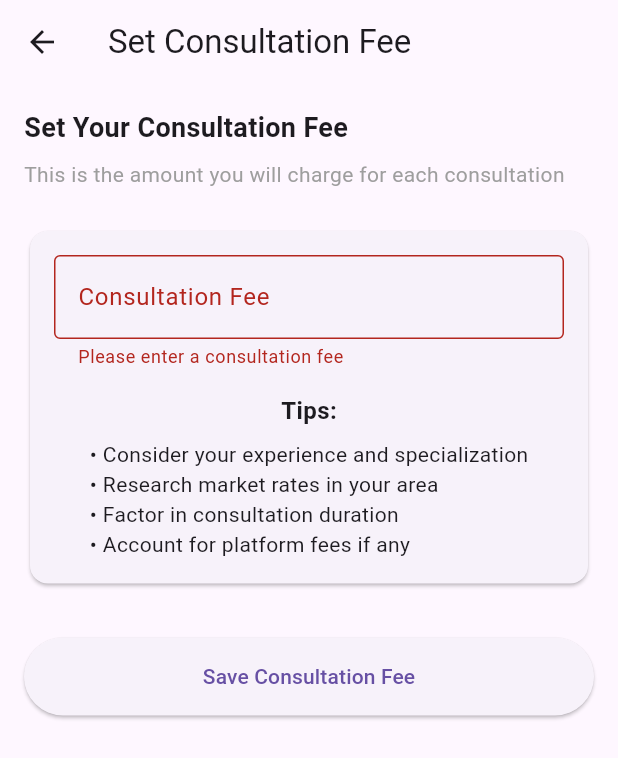
After one commit to FathimaNajlak/masiha_doctor, a Flutter app: the ConsultationFeeSetupScreen screen opened by its route, after a tap on "Save Consultation Fee", on a phone screen of 412 x 824 dp. The commit adds this screen. Shown: the top 758 px of the screen. Run offline on Flutter 3.47's test engine with Material 3 defaults, Android fonts, the phone set to English and light mode, and no system bars; our stand-ins replace cloud_firestore, firebase_auth, firebase_core, fluttertoast, font_awesome_flutter, google_fonts and 2 more; missing offline and left inert: cloudinary_public; accounts and stored records are empty.

Commit message:
feat(ui):add consultation fee functionality

```diff
--- a/lib/main.dart
+++ b/lib/main.dart
@@ -4,6 +4,7 @@ import 'package:masiha_doctor/firebase_options.dart';
 import 'package:masiha_doctor/providers/doc_details_provider.dart';
 import 'package:masiha_doctor/screens/add_details.dart';
 import 'package:masiha_doctor/screens/doctor/availability.dart';
+import 'package:masiha_doctor/screens/doctor/consultation_fee.dart';
 import 'package:masiha_doctor/screens/doctor/details.dart';
 import 'package:masiha_doctor/screens/home/home.dart';
 import 'package:masiha_doctor/screens/login_signup/all_set.dart';
@@ -48,6 +49,8 @@ class MyApp extends StatelessWidget {
         '/addDetails': (context) => const DoctorDetailsPage(),
         '/doctor-profile-setup': (context) => const DoctorProfileSetupScreen(),
         '/availability-setup': (context) => const AvailabilitySetupScreen(),
+        '/consultation-fee-setup': (context) =>
+            const ConsultationFeeSetupScreen(),
       },
       theme: ThemeData(
         primarySwatch: Colors.blue,
--- /dev/null
+++ b/lib/screens/doctor/consultation_fee.dart
@@ -0,0 +1,196 @@
+import 'package:flutter/material.dart';
+import 'package:flutter/services.dart';
+import 'package:cloud_firestore/cloud_firestore.dart';
+import 'package:firebase_auth/firebase_auth.dart';
+
+class ConsultationFeeSetupScreen extends StatefulWidget {
+  const ConsultationFeeSetupScreen({super.key});
+
+  @override
+  State<ConsultationFeeSetupScreen> createState() =>
+      _ConsultationFeeSetupScreenState();
+}
+
+class _ConsultationFeeSetupScreenState
+    extends State<ConsultationFeeSetupScreen> {
+  final _formKey = GlobalKey<FormState>();
+  final TextEditingController _feeController = TextEditingController();
+  bool _isLoading = false;
+
+  @override
+  void initState() {
+    super.initState();
+    _loadExistingFee();
+  }
+
+  Future<void> _loadExistingFee() async {
+    try {
+      final user = FirebaseAuth.instance.currentUser;
+      if (user != null) {
+        final docSnapshot = await FirebaseFirestore.instance
+            .collection('doctors')
+            .doc(user.uid)
+            .get();
+
+        if (docSnapshot.exists) {
+          final data = docSnapshot.data();
+          if (data != null && data['consultationFee'] != null) {
+            setState(() {
+              _feeController.text = data['consultationFee'].toString();
+            });
+          }
+        }
+      }
+    } catch (e) {
+      if (mounted) {
+        ScaffoldMessenger.of(context).showSnackBar(
+          SnackBar(content: Text('Error loading consultation fee: $e')),
+        );
+      }
+    }
+  }
+
+  Future<void> _saveConsultationFee() async {
+    if (!_formKey.currentState!.validate()) return;
+
+    setState(() => _isLoading = true);
+
+    try {
+      final user = FirebaseAuth.instance.currentUser;
+      if (user != null) {
+        await FirebaseFirestore.instance
+            .collection('doctors')
+            .doc(user.uid)
+            .update({
+          'consultationFee': double.parse(_feeController.text),
+          'feeLastUpdated': FieldValue.serverTimestamp(),
+        });
+
+        if (mounted) {
+          ScaffoldMessenger.of(context).showSnackBar(
+            const SnackBar(
+                content: Text('Consultation fee saved successfully')),
+          );
+          Navigator.pop(context);
+        }
+      }
+    } catch (e) {
+      if (mounted) {
+        ScaffoldMessenger.of(context).showSnackBar(
+          SnackBar(content: Text('Error saving consultation fee: $e')),
+        );
+      }
+    } finally {
+      setState(() => _isLoading = false);
+    }
+  }
+
+  @override
+  Widget build(BuildContext context) {
+    return Scaffold(
+      appBar: AppBar(
+        title: const Text('Set Consultation Fee'),
+      ),
+      body: _isLoading
+          ? const Center(child: CircularProgressIndicator())
+          : SingleChildScrollView(
+              padding: const EdgeInsets.all(16),
+              child: Form(
+                key: _formKey,
+                child: Column(
+                  crossAxisAlignment: CrossAxisAlignment.start,
+                  children: [
+                    const Text(
+                      'Set Your Consultation Fee',
+                      style:
+                          TextStyle(fontSize: 18, fontWeight: FontWeight.bold),
+                    ),
+                    const SizedBox(height: 8),
+                    const Text(
+                      'This is the amount you will charge for each consultation',
+                      style: TextStyle(
+                        fontSize: 14,
+                        color: Colors.grey,
+                      ),
+                    ),
+                    const SizedBox(height: 24),
+                    Card(
+                      child: Padding(
+                        padding: const EdgeInsets.all(16),
+                        child: Column(
+                          children: [
+                            TextFormField(
+                              controller: _feeController,
+                              keyboardType:
+                                  const TextInputType.numberWithOptions(
+                                decimal: true,
+                              ),
+                              decoration: const InputDecoration(
+                                labelText: 'Consultation Fee',
+                                prefixText: '\$',
+                                border: OutlineInputBorder(),
+                                helperText:
+                                    'Enter the amount you want to charge per consultation',
+                              ),
+                              inputFormatters: [
+                                FilteringTextInputFormatter.allow(
+                                    RegExp(r'^\d+\.?\d{0,2}')),
+                              ],
+                              validator: (value) {
+                                if (value == null || value.isEmpty) {
+                                  return 'Please enter a consultation fee';
+                                }
+                                final fee = double.tryParse(value);
+                                if (fee == null) {
+                                  return 'Please enter a valid amount';
+                                }
+                                if (fee <= 0) {
+                                  return 'Fee must be greater than 0';
+                                }
+                                return null;
+                              },
+                            ),
+                            const SizedBox(height: 16),
+                            const Text(
+                              'Tips:',
+                              style: TextStyle(
+                                fontWeight: FontWeight.bold,
+                                fontSize: 16,
+                              ),
+                            ),
+                            const SizedBox(height: 8),
+                            const Text(
+                              '• Consider your experience and specialization\n'
+                              '• Research market rates in your area\n'
+                              '• Factor in consultation duration\n'
+                              '• Account for platform fees if any',
+                              style: TextStyle(fontSize: 14),
+                            ),
+                          ],
+                        ),
+                      ),
+                    ),
+                    const SizedBox(height: 32),
+                    SizedBox(
+                      width: double.infinity,
+                      child: ElevatedButton(
+                        onPressed: _saveConsultationFee,
+                        style: ElevatedButton.styleFrom(
+                          padding: const EdgeInsets.symmetric(vertical: 16),
+                        ),
+                        child: const Text('Save Consultation Fee'),
+                      ),
+                    ),
+                  ],
+                ),
+              ),
+            ),
+    );
+  }
+
+  @override
+  void dispose() {
+    _feeController.dispose();
+    super.dispose();
+  }
+}
```
Also changed, not shown: lib/providers/doc_details_provider.dart (+41 -13 lines), lib/screens/add_details.dart (+9 -6 lines), lib/screens/home/home.dart (+48 -6 lines), lib/widgets/add_details/eductaion_section.dart (deleted, +0 -58 lines), lib/widgets/add_details/speciality_dropdown.dart (added, +34 -0 lines).
